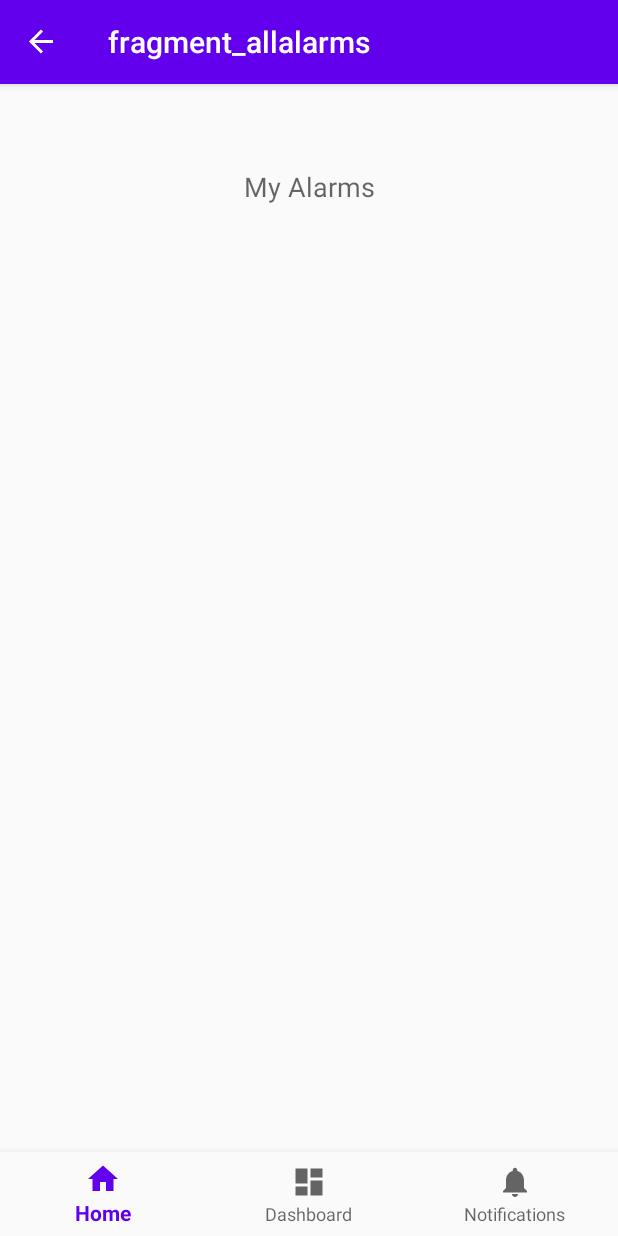
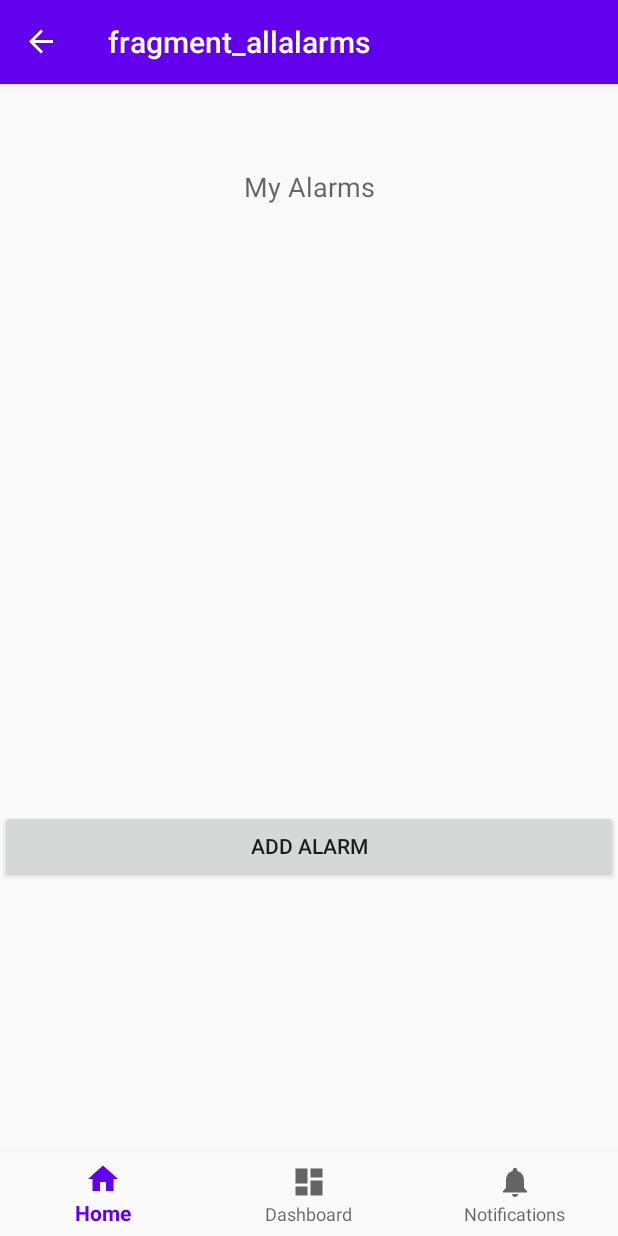
Before and after one commit to TristanDamian/Memento, an Android app: the screen it shows after launch (MainActivity), on a phone screen of 412 x 824 dp. Run offline under Robolectric (Android 15) with nearby library versions, the phone set to English and light mode, and no system bars; our stand-ins replace navigation-ui.

Commit message:
nettoyage erreur compile création AlarmDatabase -> insertion Firestore fonctionne

```diff
--- a/app/src/main/java/com/example/memento/AlarmBroadcastReceiver.java
+++ b/app/src/main/java/com/example/memento/AlarmBroadcastReceiver.java
@@ -74,9 +74,8 @@ public class AlarmBroadcastReceiver extends BroadcastReceiver {
     }
 
     private void RecreateAlarm(Context context) {
-        Intent intentService = new Intent(context, RecreateService.class);
+        Intent intentService = new Intent(context, RingService.class);
         context.startService(intentService);
 
     }
 }
-}
--- a/app/src/main/java/com/example/memento/AlarmListFragment.java
+++ b/app/src/main/java/com/example/memento/AlarmListFragment.java
@@ -29,7 +29,6 @@ public class AlarmListFragment  extends Fragment implements OnToggleAlarmListene
         alarmsRecyclerView = view.findViewById(R.id.fragment_listalarms_recylerView);
         alarmsRecyclerView.setLayoutManager(new LinearLayoutManager(getContext()));
         alarmsRecyclerView.setAdapter(alarmRecyclerViewAdapter);
-        this.configureOnClickRecyclerView();
 
         addAlarm = view.findViewById(R.id.fragment_listalarms_addAlarm);
         addAlarm.setOnClickListener(new View.OnClickListener() {
@@ -41,22 +40,14 @@ public class AlarmListFragment  extends Fragment implements OnToggleAlarmListene
 
         return view;
     }
-    private void configureOnClickRecyclerView(){
-        ItemClickSupport.addTo(recyclerView, R.layout.fragment_main_item)
-                .setOnItemClickListener(new ItemClickSupport.OnItemClickListener() {
-                    @Override
-                    public void onItemClicked(RecyclerView recyclerView, int position, View v) {
-                        Log.e("TAG", "Position : "+position);
-                    }
-                });
-    }
+
     public void onToggle(Alarm alarm) {
         if (alarm.isStarted()) {
             alarm.cancelAlarm(getContext());
-            AlarmDatabase.update(alarm);
+           // AlarmDatabase.update(alarm);
         } else {
             alarm.schedule(getContext());
-            AlarmDatabase.update(alarm);
+            //AlarmDatabase.update(alarm);
         }
     }
 }
--- a/app/src/main/java/com/example/memento/MementoApp.java
+++ b/app/src/main/java/com/example/memento/MementoApp.java
@@ -3,6 +3,8 @@ import android.app.Application;
 import android.app.NotificationChannel;
 import android.app.NotificationManager;
 import android.os.Build;
+
+import com.google.firebase.FirebaseApp;
 
 public class MementoApp extends Application {         //s'exécute avant toutes les activités et services de l'application, nécessaire pour la notification d'alarme
         public static final String CHANNEL_ID = "ALARM_SERVICE_CHANNEL";
@@ -12,6 +14,7 @@ public class MementoApp extends Application {         //s'exécute avant toutes
             super.onCreate();
 
             createNotificationChannnel();
+
         }
 
         private void createNotificationChannnel() {
@@ -27,4 +30,3 @@ public class MementoApp extends Application {         //s'exécute avant toutes
             }
         }
     }
-}
--- a/app/src/main/java/com/example/memento/NewTaskFragment.java
+++ b/app/src/main/java/com/example/memento/NewTaskFragment.java
@@ -114,4 +114,3 @@ public class NewTaskFragment extends Fragment {
         alarm.schedule(getContext());
     }
 }
-}
--- a/app/src/main/res/layout/activity_main.xml
+++ b/app/src/main/res/layout/activity_main.xml
@@ -1,6 +1,7 @@
 <?xml version="1.0" encoding="utf-8"?>
 <androidx.constraintlayout.widget.ConstraintLayout xmlns:android="http://schemas.android.com/apk/res/android"
     xmlns:app="http://schemas.android.com/apk/res-auto"
+    xmlns:tools="http://schemas.android.com/tools"
     android:id="@+id/container"
     android:layout_width="match_parent"
     android:layout_height="match_parent"
@@ -18,6 +19,19 @@
         app:layout_constraintRight_toRightOf="parent"
         app:menu="@menu/bottom_nav_menu" />
 
+    /*
+
+    <Button
+        android:id="@+id/fragment_listalarms_addAlarm"
+        android:layout_width="match_parent"
+        android:layout_height="wrap_content"
+        android:layout_gravity="bottom"
+        android:layout_marginBottom="236dp"
+        android:text="Add Alarm"
+        android:onClick="onClick"
+        app:layout_constraintBottom_toBottomOf="parent"
+        tools:layout_editor_absoluteX="16dp" />
+
     <fragment
         android:id="@+id/nav_host_fragment"
         android:name="androidx.navigation.fragment.NavHostFragment"
```
Also changed, not shown: app/build.gradle (+8 -0 lines), app/src/main/java/com/example/memento/AlarmDatabase.java (added, +52 -0 lines), app/src/main/java/com/example/memento/MainActivity.java (+21 -0 lines), app/src/main/java/com/example/memento/ui/home/HomeFragment.java (+12 -1 lines).
